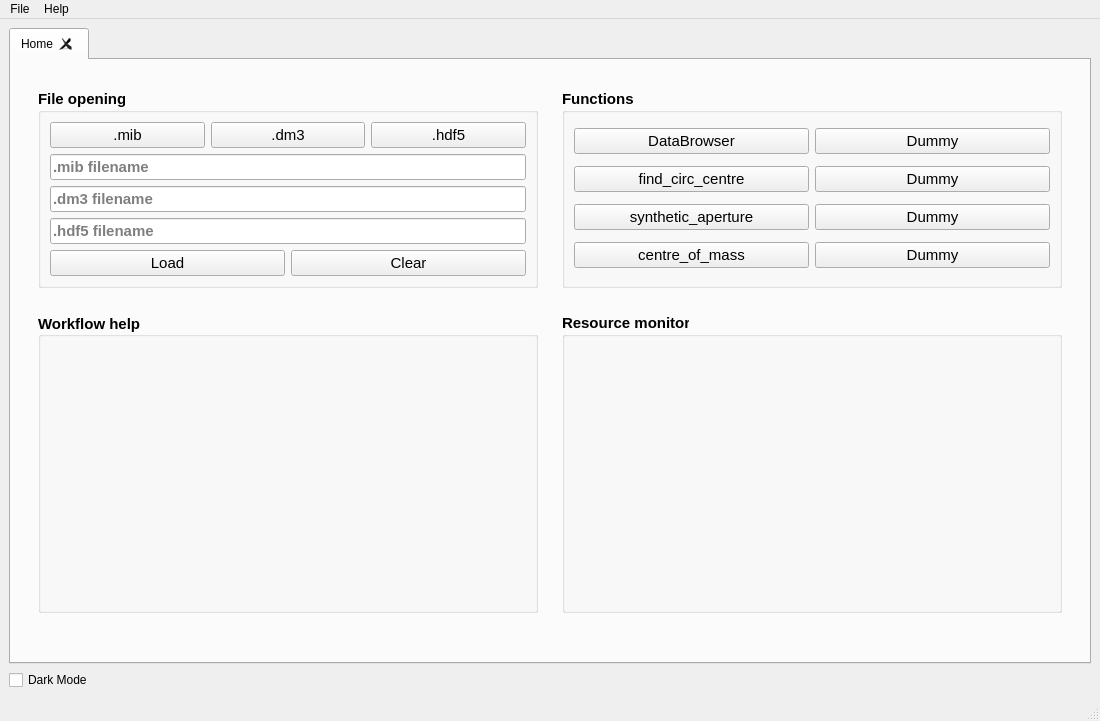
This is fpd_explorer/res/homescreen.ui in CS26-FPD-Explorer/FPD-Explorer as Qt 5 draws it before an edit. The edited form follows.
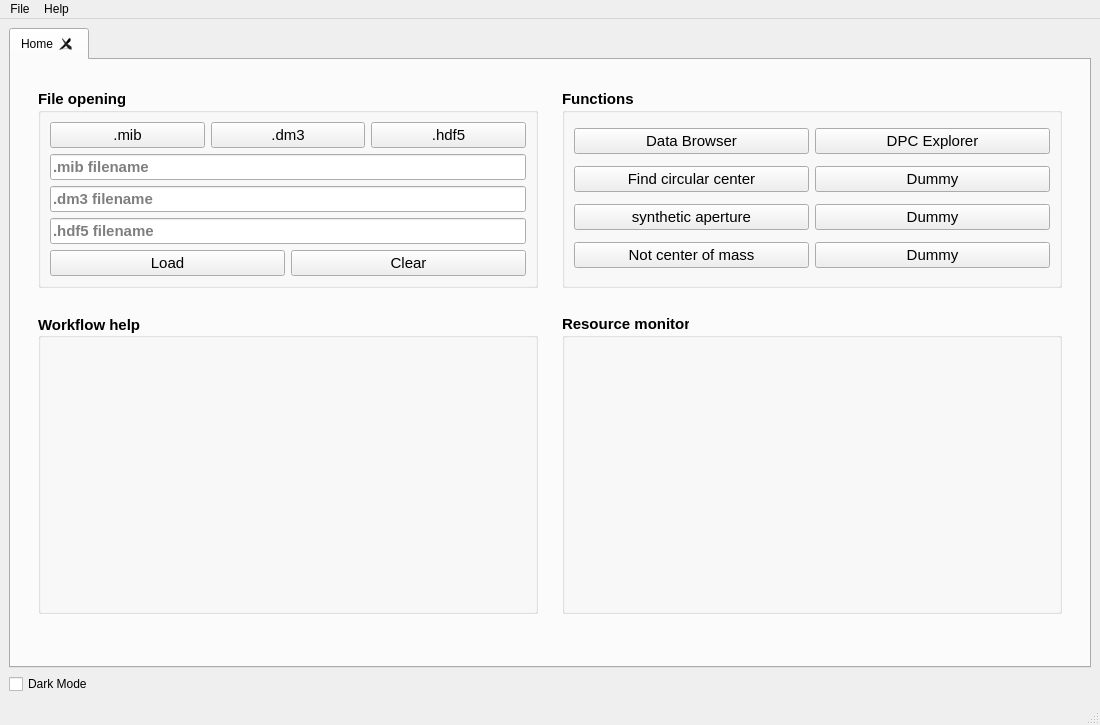
This is the edited form. Custom widgets are drawn as their Qt base class.

Commit message:
dpc explorer implemented correctly
WIP add the window as dock widget instead of pop up

The edit to the form file:
```diff
--- a/fpd_explorer/res/homescreen.ui
+++ b/fpd_explorer/res/homescreen.ui
@@ -7,7 +7,7 @@
     <x>0</x>
     <y>0</y>
     <width>1100</width>
-    <height>721</height>
+    <height>725</height>
    </rect>
   </property>
   <property name="windowTitle">
@@ -186,7 +186,7 @@
               </font>
              </property>
              <property name="text">
-              <string>centre_of_mass</string>
+              <string>Not center of mass</string>
              </property>
              <property name="checkable">
               <bool>false</bool>
@@ -228,7 +228,7 @@
               </font>
              </property>
              <property name="text">
-              <string>DataBrowser</string>
+              <string>Data Browser</string>
              </property>
              <property name="checkable">
               <bool>false</bool>
@@ -249,7 +249,7 @@
               </font>
              </property>
              <property name="text">
-              <string>synthetic_aperture</string>
+              <string>synthetic aperture</string>
              </property>
              <property name="checkable">
               <bool>false</bool>
@@ -270,7 +270,7 @@
               </font>
              </property>
              <property name="text">
-              <string>find_circ_centre</string>
+              <string>Find circular center</string>
              </property>
              <property name="checkable">
               <bool>false</bool>
@@ -291,7 +291,7 @@
               </font>
              </property>
              <property name="text">
-              <string>Dummy</string>
+              <string>DPC Explorer</string>
              </property>
              <property name="checkable">
               <bool>false</bool>
```
Left out of the diff: 21 changed lines with no effect on the pictures. The commit also changes 4 other files.
